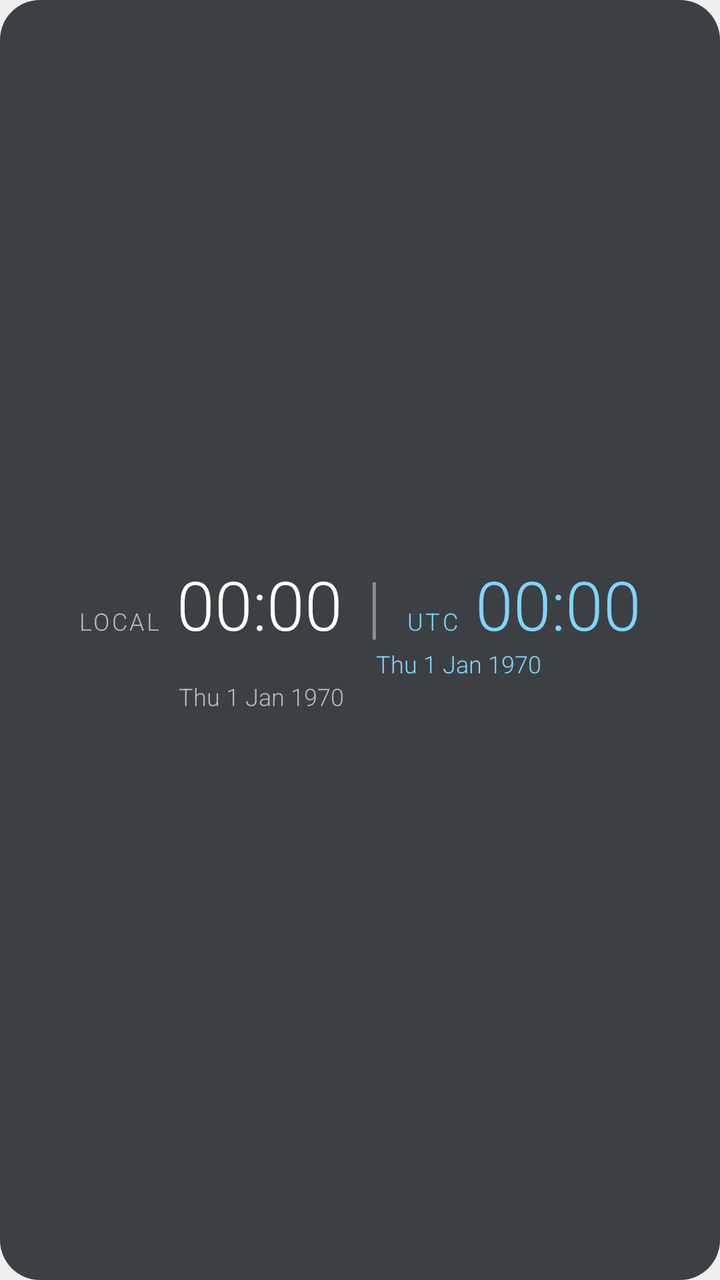
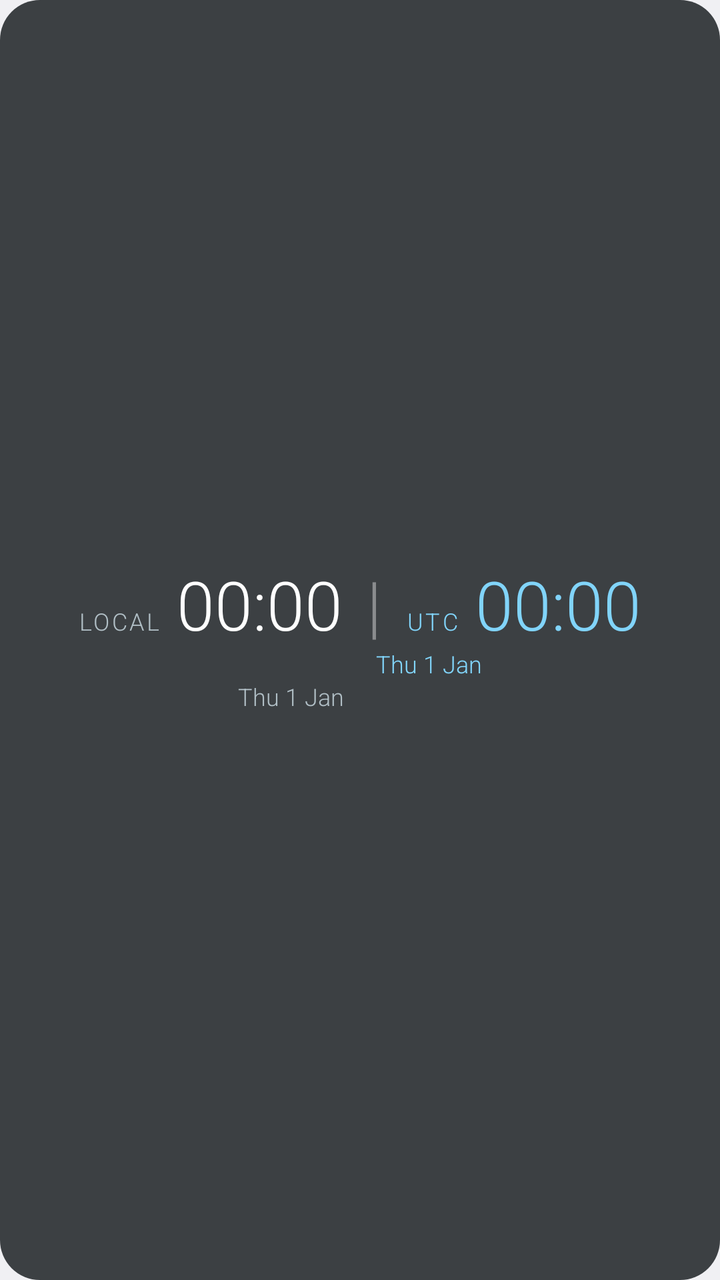

Screens rendered from an Android XML layout before and after an edit, with the pre-edit source and the edit as a unified diff.
<!-- AndroidManifest.xml: application theme AppTheme -->
<!-- res/layout/widget_pipe_sans_light.xml -->
<?xml version="1.0" encoding="utf-8"?>
<LinearLayout xmlns:android="http://schemas.android.com/apk/res/android" android:id="@+id/root" android:layout_width="match_parent" android:layout_height="match_parent" android:background="@drawable/widget_bg" android:gravity="center" android:orientation="vertical" android:padding="14dp">
<LinearLayout android:layout_width="wrap_content" android:layout_height="wrap_content" android:orientation="horizontal" android:baselineAligned="true" >
<TextView android:id="@+id/label_local" android:layout_width="wrap_content" android:layout_height="wrap_content"
    android:fontFamily="sans-serif-light" android:letterSpacing="0.1" android:text="@string/label_local"
    android:textColor="#B0BEC5" android:textSize="12sp" android:layout_marginEnd="8dp"/>
<TextClock android:id="@+id/clock_local" android:layout_width="wrap_content" android:layout_height="wrap_content"
    android:fontFamily="sans-serif-light" android:format12Hour="HH:mm" android:format24Hour="HH:mm" android:includeFontPadding="false" android:maxLines="1"
    android:textColor="#FFFFFF" android:textSize="34sp"  />
<TextView android:id="@+id/pipe" android:layout_width="wrap_content" android:layout_height="wrap_content" android:layout_marginStart="12dp" android:layout_marginEnd="12dp" android:fontFamily="sans-serif-light" android:includeFontPadding="false" android:text="|" android:textColor="#66FFFFFF" android:textSize="34sp" />
<TextView android:id="@+id/label_utc" android:layout_width="wrap_content" android:layout_height="wrap_content"
    android:fontFamily="sans-serif-light" android:letterSpacing="0.1" android:text="@string/label_utc"
    android:textColor="#81D4FA" android:textSize="12sp" android:layout_marginEnd="8dp"/>
<TextClock android:id="@+id/clock_utc" android:layout_width="wrap_content" android:layout_height="wrap_content"
    android:fontFamily="sans-serif-light" android:format12Hour="HH:mm" android:format24Hour="HH:mm" android:includeFontPadding="false" android:maxLines="1"
    android:textColor="#81D4FA" android:textSize="34sp" android:timeZone="UTC" />
</LinearLayout>
<LinearLayout android:layout_width="wrap_content" android:layout_height="wrap_content" android:orientation="horizontal" android:baselineAligned="true" android:layout_marginTop="2dp">
<LinearLayout android:layout_width="wrap_content" android:layout_height="wrap_content" android:orientation="vertical" >
<TextView android:id="@+id/zone_local" android:layout_width="wrap_content" android:layout_height="wrap_content"
    android:fontFamily="sans-serif-light" android:textColor="#B0BEC5" android:textSize="12sp" />
<TextClock android:id="@+id/date_local" android:layout_width="wrap_content" android:layout_height="wrap_content"
    android:fontFamily="sans-serif-light" android:format12Hour="EEE d MMM yyyy" android:format24Hour="EEE d MMM yyyy" android:includeFontPadding="false" android:maxLines="1"
    android:textColor="#B0BEC5" android:textSize="12sp"  />
</LinearLayout>
<TextClock android:layout_marginStart="16dp" android:id="@+id/date_utc" android:layout_width="wrap_content" android:layout_height="wrap_content"
    android:fontFamily="sans-serif-light" android:format12Hour="EEE d MMM yyyy" android:format24Hour="EEE d MMM yyyy" android:includeFontPadding="false" android:maxLines="1"
    android:textColor="#81D4FA" android:textSize="12sp" android:timeZone="UTC" />
</LinearLayout>
</LinearLayout>
<!-- resources referenced by this layout -->
<resources>
  <!-- drawable widget_bg (drawable) -->
  <?xml version="1.0" encoding="utf-8"?>
  <shape xmlns:android="http://schemas.android.com/apk/res/android" android:shape="rectangle">
      <solid android:color="#CC101418" />
      <corners android:radius="20dp" />
  </shape>
  <string name="label_local">LOCAL</string>
  <string name="label_utc">UTC</string>
  <style name="AppTheme" parent="@android:style/Theme.DeviceDefault.Light.NoActionBar" />
</resources>

<!-- the commit's change to res/layout/widget_pipe_sans_light.xml (unified diff, before → after) -->
@@ -20,11 +20,11 @@
 <TextView android:id="@+id/zone_local" android:layout_width="wrap_content" android:layout_height="wrap_content"
     android:fontFamily="sans-serif-light" android:textColor="#B0BEC5" android:textSize="12sp" />
 <TextClock android:id="@+id/date_local" android:layout_width="wrap_content" android:layout_height="wrap_content"
-    android:fontFamily="sans-serif-light" android:format12Hour="EEE d MMM yyyy" android:format24Hour="EEE d MMM yyyy" android:includeFontPadding="false" android:maxLines="1"
+    android:fontFamily="sans-serif-light" android:format12Hour="EEE d MMM" android:format24Hour="EEE d MMM" android:includeFontPadding="false" android:maxLines="1"
     android:textColor="#B0BEC5" android:textSize="12sp"  />
 </LinearLayout>
 <TextClock android:layout_marginStart="16dp" android:id="@+id/date_utc" android:layout_width="wrap_content" android:layout_height="wrap_content"
-    android:fontFamily="sans-serif-light" android:format12Hour="EEE d MMM yyyy" android:format24Hour="EEE d MMM yyyy" android:includeFontPadding="false" android:maxLines="1"
+    android:fontFamily="sans-serif-light" android:format12Hour="EEE d MMM" android:format24Hour="EEE d MMM" android:includeFontPadding="false" android:maxLines="1"
     android:textColor="#81D4FA" android:textSize="12sp" android:timeZone="UTC" />
 </LinearLayout>
 </LinearLayout>
